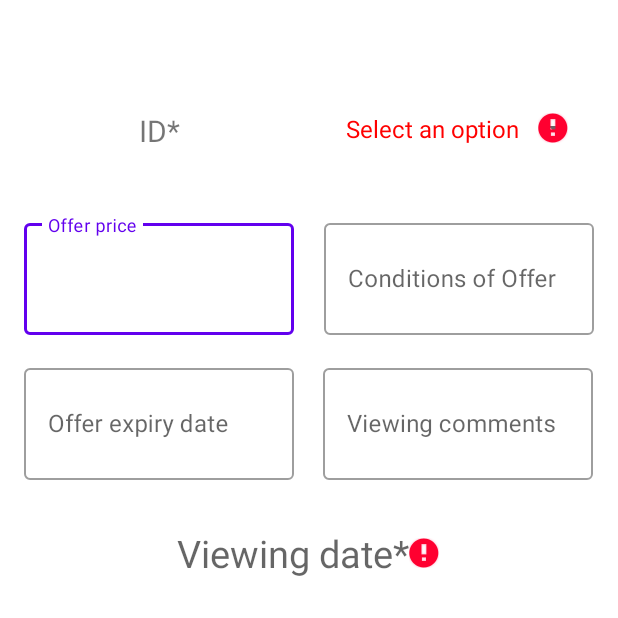
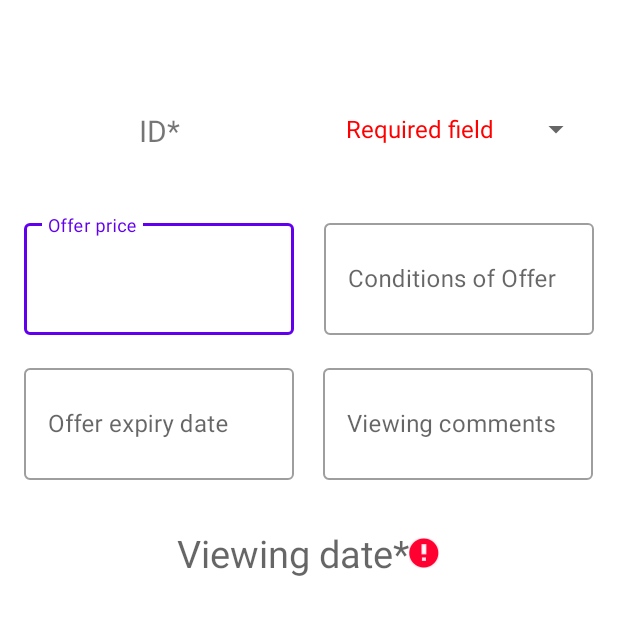
Before and after one commit to RaduAd98/madPropertyPal, an Android app: the AddReportActivity screen opened directly, with no data from a screen before it, after a tap on "ADD REPORT", on a phone screen of 412 x 824 dp, the top half of it. Run offline under Robolectric (Android 15) with nearby library versions, the phone set to English and light mode, and no system bars.

Commit message:
optimized code

```diff
--- a/app/src/main/java/com/example/madpropertypal/Activities/AddReportActivity.java
+++ b/app/src/main/java/com/example/madpropertypal/Activities/AddReportActivity.java
@@ -1,10 +1,12 @@
 package com.example.madpropertypal.Activities;
 
+import static com.example.madpropertypal.Utils.DataUtils.checkSpinnerInput;
+import static com.example.madpropertypal.Utils.DataUtils.checkTextBoxInput;
+import static com.example.madpropertypal.Utils.DataUtils.spinnerAdapter;
+
 import android.app.DatePickerDialog;
-import android.graphics.Color;
 import android.os.Bundle;
 import android.view.View;
-import android.widget.ArrayAdapter;
 import android.widget.Button;
 import android.widget.DatePicker;
 import android.widget.Spinner;
@@ -13,24 +15,23 @@ import android.widget.Toast;
 
 import androidx.appcompat.app.AppCompatActivity;
 
+import com.example.madpropertypal.Constructors.ReportModelClass;
 import com.example.madpropertypal.Databases.DatabaseHelperClass;
 import com.example.madpropertypal.R;
-import com.example.madpropertypal.Constructors.ReportModelClass;
 import com.google.android.material.textfield.TextInputLayout;
 
 import java.util.Calendar;
 
 public class AddReportActivity extends AppCompatActivity implements DatePickerDialog.OnDateSetListener {
     public static final String NAME = "name";
-    TextInputLayout textOfferPrice;
-    TextInputLayout textExpiryDate;
-    TextView textNameNumber;
-    TextInputLayout textViewComments;
-    String spinnerError = "Select an option";
-    TextInputLayout textOfferConditions;
-    TextView textViewDate;
+    TextInputLayout textOfferPrice,
+            textExpiryDate;
+    TextView textNameNumber,
+            textViewDate;
+    TextInputLayout textViewComments,
+            textOfferConditions;
     Button btn_add_report_final;
-    Spinner interest;
+    Spinner spnInterest;
 
     @Override
     protected void onCreate(Bundle savedInstanceState) {
@@ -45,21 +46,9 @@ public class AddReportActivity extends AppCompatActivity implements DatePickerDi
             }
         }
 
-        //Variables declaration
-        interest = findViewById(R.id.report_interest_spinner);
-        ArrayAdapter<CharSequence> myAdapter = ArrayAdapter.createFromResource(AddReportActivity.this, R.array.interest, android.R.layout.simple_spinner_item);
-        myAdapter.setDropDownViewResource(android.R.layout.simple_spinner_dropdown_item);
-        interest.setAdapter(myAdapter);
+        initializeViews();
 
-
-        textViewComments = findViewById(R.id.report_view_comments);
-        textOfferPrice = findViewById(R.id.report_offer_price);
-        textExpiryDate = findViewById(R.id.report_expiry_date);
-
-        textOfferConditions = findViewById(R.id.report_offer_conditions);
-        textViewDate = findViewById(R.id.report_view_date);
-        btn_add_report_final = findViewById(R.id.button_add_report_final);
-
+        spinnerAdapter(AddReportActivity.this, spnInterest, R.array.interest);
 
         //When Add report button is pressed, shows the date dialog picker
         textViewDate.setOnClickListener(new View.OnClickListener() {
@@ -76,29 +65,17 @@ public class AddReportActivity extends AppCompatActivity implements DatePickerDi
                 String viewComments = textViewComments.getEditText().getText().toString();
                 String offerPrice = textOfferPrice.getEditText().getText().toString();
                 String expiryDate = textExpiryDate.getEditText().getText().toString();
+                String offerConditions = textOfferConditions.getEditText().getText().toString();
                 String nameNumber = textNameNumber.getText().toString();
-                String offerConditions = textOfferConditions.getEditText().getText().toString();
                 String viewDate = textViewDate.getText().toString();
-                String viewInterest = interest.getSelectedItem().toString();
+                String viewInterest = spnInterest.getSelectedItem().toString();
 
-                if (textNameNumber.getText().toString().isEmpty()) {
-                    textNameNumber.setError("Error, required field!");
-                } else {
-                    textNameNumber.setError(null);
-                }
-                if (interest.getSelectedItemPosition() == 0) {
-                    TextView spinner1Error = (TextView) interest.getSelectedView();
-                    spinner1Error.setError("");
-                    spinner1Error.setText(spinnerError);
-                    spinner1Error.setTextColor(Color.RED);
-                }
-                if (textViewDate.getText().toString().isEmpty()) {
-                    textViewDate.setError("Error, required field");
-                } else {
-                    textViewDate.setError(null);
-                }
+                checkTextBoxInput(AddReportActivity.this, nameNumber, textNameNumber);
+                checkTextBoxInput(AddReportActivity.this, viewDate, textViewDate);
 
-                if (!textNameNumber.getText().toString().isEmpty() && interest.getSelectedItemPosition() != 0 && !textViewDate.getText().toString().isEmpty()) {
+                checkSpinnerInput(spnInterest);
+
+                if (!textNameNumber.getText().toString().isEmpty() && spnInterest.getSelectedItemPosition() != 0 && !textViewDate.getText().toString().isEmpty()) {
                     DatabaseHelperClass databaseHelperClass = new DatabaseHelperClass(AddReportActivity.this);
                     ReportModelClass reportModelClass = new ReportModelClass(nameNumber, viewDate, viewInterest, offerPrice, offerConditions, expiryDate, viewComments);
                     databaseHelperClass.addReport(reportModelClass);
@@ -132,4 +109,15 @@ public class AddReportActivity extends AppCompatActivity implements DatePickerDi
         String date = dayOfMonth + "/" + month + "/" + year;
         textViewDate.setText(date);
     }
+
+    //Variables declaration
+    private void initializeViews() {
+        spnInterest = findViewById(R.id.report_interest_spinner);
+        textViewComments = findViewById(R.id.report_view_comments);
+        textOfferPrice = findViewById(R.id.report_offer_price);
+        textExpiryDate = findViewById(R.id.report_expiry_date);
+        textOfferConditions = findViewById(R.id.report_offer_conditions);
+        textViewDate = findViewById(R.id.report_view_date);
+        btn_add_report_final = findViewById(R.id.button_add_report_final);
+    }
 }
--- a/app/src/main/java/com/example/madpropertypal/Activities/ShowReportActivity.java
+++ b/app/src/main/java/com/example/madpropertypal/Activities/ShowReportActivity.java
@@ -8,10 +8,10 @@ import androidx.appcompat.app.AppCompatActivity;
 import androidx.recyclerview.widget.LinearLayoutManager;
 import androidx.recyclerview.widget.RecyclerView;
 
+import com.example.madpropertypal.Adapters.ReportAdapterClass;
+import com.example.madpropertypal.Constructors.ReportModelClass;
 import com.example.madpropertypal.Databases.DatabaseHelperClass;
 import com.example.madpropertypal.R;
-import com.example.madpropertypal.Adapters.ReportAdapterClass;
-import com.example.madpropertypal.Constructors.ReportModelClass;
 
 import java.util.List;
 
--- a/app/src/main/java/com/example/madpropertypal/Adapters/PropertyAdapterClass.java
+++ b/app/src/main/java/com/example/madpropertypal/Adapters/PropertyAdapterClass.java
@@ -1,5 +1,6 @@
 package com.example.madpropertypal.Adapters;
 
+import android.annotation.SuppressLint;
 import android.app.Activity;
 import android.content.Context;
 import android.content.Intent;
@@ -15,8 +16,8 @@ import androidx.recyclerview.widget.RecyclerView;
 
 import com.example.madpropertypal.Activities.AddReportActivity;
 import com.example.madpropertypal.Activities.ShowReportActivity;
+import com.example.madpropertypal.Constructors.PropertyModelClass;
 import com.example.madpropertypal.Databases.DatabaseHelperClass;
-import com.example.madpropertypal.Constructors.PropertyModelClass;
 import com.example.madpropertypal.R;
 
 import java.util.List;
@@ -50,7 +51,7 @@ public class PropertyAdapterClass extends RecyclerView.Adapter<PropertyAdapterCl
     }
 
     @Override
-    public void onBindViewHolder(@NonNull final ViewHolder holder, final int position) {
+    public void onBindViewHolder(@NonNull final ViewHolder holder, @SuppressLint("RecyclerView") final int position) {
         final PropertyModelClass propertyModelClass = property.get(position);
 
         //Populating the text fields with the data inserted
--- a/app/src/main/java/com/example/madpropertypal/Adapters/ReportAdapterClass.java
+++ b/app/src/main/java/com/example/madpropertypal/Adapters/ReportAdapterClass.java
@@ -9,9 +9,9 @@ import android.widget.TextView;
 import androidx.annotation.NonNull;
 import androidx.recyclerview.widget.RecyclerView;
 
+import com.example.madpropertypal.Constructors.ReportModelClass;
 import com.example.madpropertypal.Databases.DatabaseHelperClass;
 import com.example.madpropertypal.R;
-import com.example.madpropertypal.Constructors.ReportModelClass;
 
 import java.util.List;
 
--- /dev/null
+++ b/app/src/main/java/com/example/madpropertypal/Utils/DataUtils.java
@@ -0,0 +1,50 @@
+package com.example.madpropertypal.Utils;
+
+import android.content.Context;
+import android.graphics.Color;
+import android.widget.ArrayAdapter;
+import android.widget.NumberPicker;
+import android.widget.Spinner;
+import android.widget.TextView;
+
+import com.example.madpropertypal.R;
+import com.google.android.material.textfield.TextInputLayout;
+
+public class DataUtils {
+    public static void spinnerAdapter(Context context, Spinner spinner, int array) {
+        ArrayAdapter<CharSequence> adapter =
+                ArrayAdapter.createFromResource(context, array, android.R.layout.simple_spinner_item);
+        adapter.setDropDownViewResource(android.R.layout.simple_spinner_dropdown_item);
+        spinner.setAdapter(adapter);
+    }
+
+    public static void setMinMaxValue(NumberPicker numberPicker) {
+        numberPicker.setMinValue(1);
+        numberPicker.setMaxValue(9);
+        numberPicker.setWrapSelectorWheel(true);
+    }
+
+    public static void checkTextBoxInput(Context context, String string, TextInputLayout textInputLayout) {
+        if (string.isEmpty()) {
+            textInputLayout.setError(context.getResources().getString(R.string.error_message));
+        } else {
+            textInputLayout.setError(null);
+        }
+    }
+
+    public static void checkTextBoxInput(Context context, String string, TextView textInputLayout) {
+        if (string.isEmpty()) {
+            textInputLayout.setError(context.getResources().getString(R.string.error_message));
+        } else {
+            textInputLayout.setError(null);
+        }
+    }
+
+    public static void checkSpinnerInput(Spinner spinner) {
+        if (spinner.getSelectedItemPosition() == 0) {
+            TextView spinnerSetTextError = (TextView) spinner.getSelectedView();
+            spinnerSetTextError.setText(R.string.error_message);
+            spinnerSetTextError.setTextColor(Color.RED);
+        }
+    }
+}
--- a/app/src/main/res/values/strings.xml
+++ b/app/src/main/res/values/strings.xml
@@ -37,4 +37,5 @@
     <string name="url">https://gillwindallapp1.appspot.com/madservlet</string>
     <string name="button_upload_data">Upload</string>
     <string name="search_final">Up</string>
+    <string name="error_message">Required field</string>
 </resources>
```
Also changed, not shown: app/src/main/java/com/example/madpropertypal/Activities/AddPropertyActivity.java (+13 -41 lines), app/src/main/java/com/example/madpropertypal/Activities/ShowPropertyActivity.java (+21 -15 lines).
